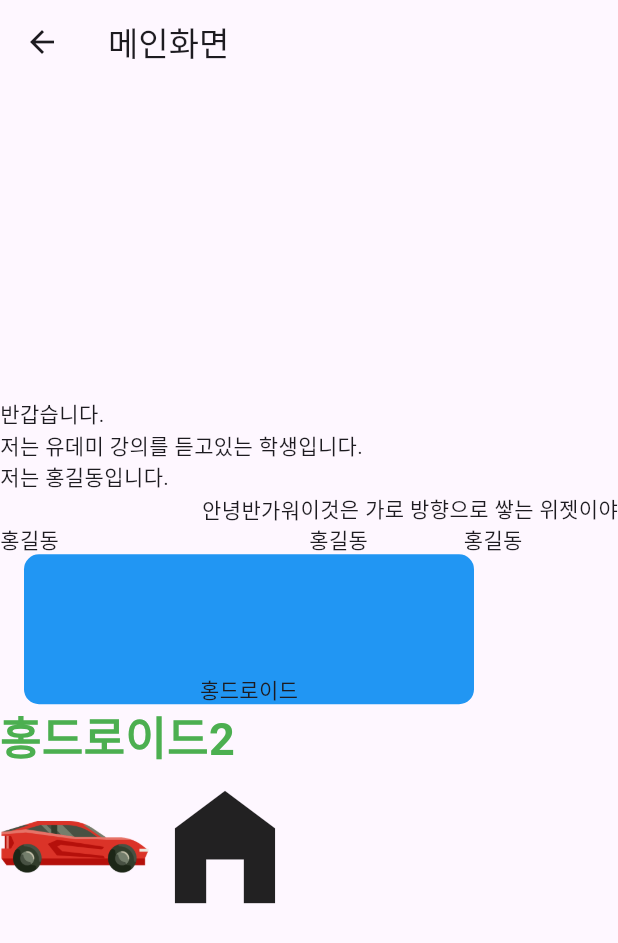
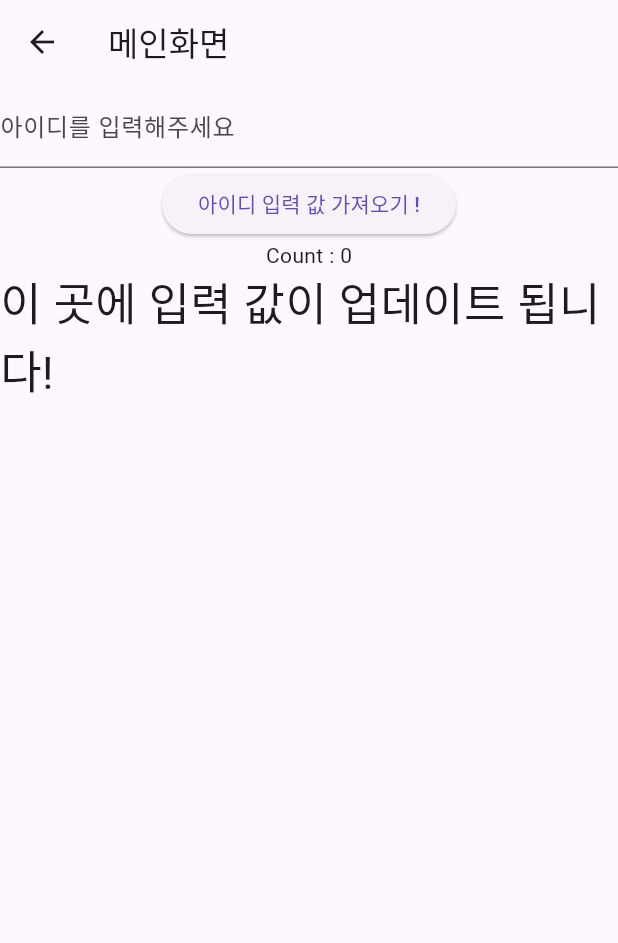
Before and after one commit to Jung-Jin-Yong/flutterStudy, a Flutter app: the screen it shows after launch, on a phone screen of 412 x 824 dp. Shown: the top 943 px of the screen. Run offline on Flutter 3.47's test engine with Material 3 defaults, Android fonts, the phone set to English and light mode, and no system bars.

Commit message:
섹션 8 : 상태관리 기초 까지 완료

```diff
--- a/lib/screen/main_screen.dart
+++ b/lib/screen/main_screen.dart
@@ -8,55 +8,34 @@ class MainScreen extends StatefulWidget {
 }
 
 class _MainScreenState extends State<MainScreen> {
+  TextEditingController idController = TextEditingController();
+  String msg = '이 곳에 입력 값이 업데이트 됩니다!';
+  ValueNotifier<int> counter = ValueNotifier<int>(0);
   @override
   Widget build(BuildContext context) {
     return Scaffold(
       appBar: AppBar(title: Text('메인화면')),
       body: Column(
-        // 세로로 정렬하는 위젯
-        mainAxisAlignment: MainAxisAlignment.center,
-        crossAxisAlignment: CrossAxisAlignment.start,
         children: [
-          Text('반갑습니다.'),
-          Text('저는 유데미 강의를 듣고있는 학생입니다.'),
-          Text('저는 홍길동입니다.'),
-          // ctrl + ., mac -> cmd+ .
-          Row(
-            mainAxisAlignment: MainAxisAlignment.end, // 가로로 위젯을 쌓아서 정렬하는 위젯
-            children: [Text('안녕'), Text('반가워'), Text('이것은 가로 방향으로 쌓는 위젯이야')],
+          TextField(
+            controller: idController,
+            decoration: InputDecoration(labelText: '아이디를 입력해주세요'),
           ),
-          Row(
-            children: [
-              Expanded(flex: 2, child: Text('홍길동')),
-              Expanded(child: Text('홍길동')),
-              Expanded(child: Text('홍길동')),
-            ],
+          ElevatedButton(
+            onPressed: () {
+              // //클릭 시 동작 구현!
+              // setState(() {
+              //   msg = idController.text.toString();
+              // });
+              counter.value = 30;
+            },
+            child: Text('아이디 입력 값 가져오기 !'),
           ),
-          Container(
-            width: 300,
-            height: 100,
-            margin: EdgeInsets.only(left: 16),
-            alignment: Alignment.bottomCenter,
-            child: Text('홍드로이드'),
-            decoration: BoxDecoration(
-              borderRadius: BorderRadius.circular(10),
-              color: Colors.blue,
-            ),
-          ),
-          Text(
-            '홍드로이드2',
-            style: TextStyle(
-              color: Colors.green,
-              fontWeight: FontWeight.bold,
-              fontSize: 30,
-            ),
-          ),
-          Row(
-            children: [
-              Image.asset('assets/car.png', width: 100, height: 100,),
-              Icon(Icons.home_filled, size: 100,)
-            ],
-          )//image
+          ValueListenableBuilder<int>(valueListenable: counter, builder: (context, value, child){
+            return Text('Count : $value');
+          },),
+
+          Text(msg, style: TextStyle(fontSize: 30)),
         ],
       ),
     );
```
